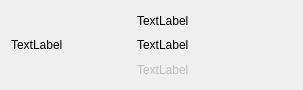
Qt form Source/OpenCine/MediaListItemWidget.ui (yleblanc/opencine) before a commit.
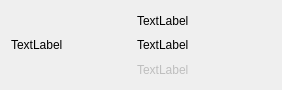
The same form after that commit.

Commit message: MediaList update with glob

Patch:
```diff
--- a/Source/OpenCine/MediaListItemWidget.ui
+++ b/Source/OpenCine/MediaListItemWidget.ui
@@ -6,10 +6,16 @@
    <rect>
     <x>0</x>
     <y>0</y>
-    <width>303</width>
+    <width>282</width>
     <height>86</height>
    </rect>
   </property>
+  <property name="sizePolicy">
+   <sizepolicy hsizetype="MinimumExpanding" vsizetype="Fixed">
+    <horstretch>0</horstretch>
+    <verstretch>0</verstretch>
+   </sizepolicy>
+  </property>
   <property name="windowTitle">
    <string>Form</string>
   </property>
```
Left out of the diff: 2 changed lines with no effect on the pictures. The commit also changes 7 other files.
